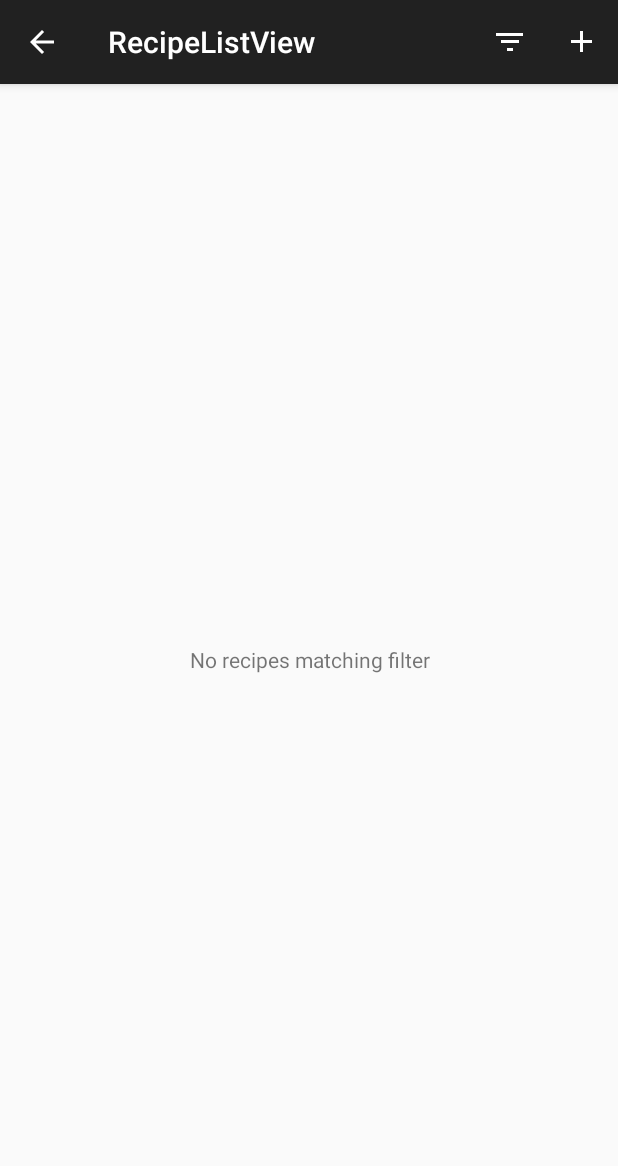
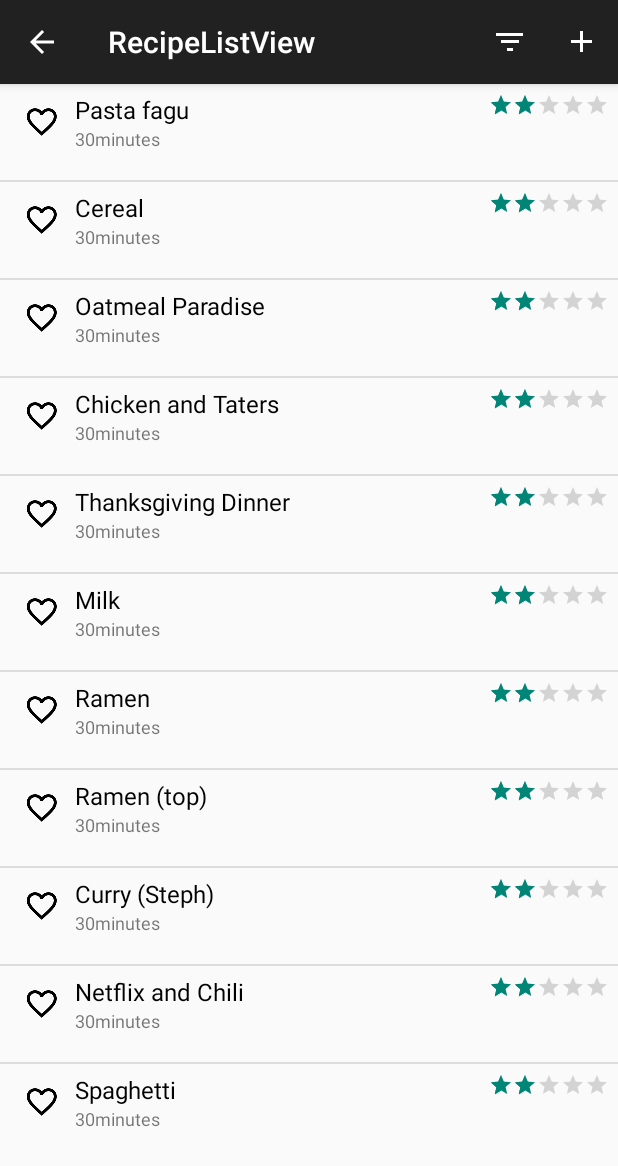
Before and after one commit to ucsdCSE110wi16/CSE110M240T7, an Android app: the screen it shows after launch (RecipeListActivity), after a tap on "FAVORITES", on a phone screen of 412 x 824 dp. Shown: the top 1166 px of the screen. Run offline under Robolectric (Android 15) with nearby library versions, the phone set to English and light mode, and no system bars.

Commit message:
Revert "fixed filtering, started on recipe save/loading"
This reverts commit 7b28a5ac4c3c2623fa2c94e9f9dbd70077c0576d.

```diff
--- a/app/src/main/java/com/example/monroe/cse110recipes/RecipeCreateActivity.java
+++ b/app/src/main/java/com/example/monroe/cse110recipes/RecipeCreateActivity.java
@@ -71,8 +71,7 @@ public class RecipeCreateActivity extends AppCompatActivity {
 
         }
         r.name = veditTitle.getText().toString();
-        String minutesText = veditTime.getText().toString();
-        if(!minutesText.isEmpty())r.minutes = Integer.parseInt(minutesText);
+        r.minutes = Integer.parseInt(veditTime.getText().toString());
         r.rating = (int)vratingBar.getRating();
         Log.d("tag","num stars: "+((RatingBar)findViewById(R.id.edit_rating)).getRating());
         RecipeListActivity.recipes.put(r.id,r);
--- a/app/src/main/java/com/example/monroe/cse110recipes/RecipeListActivity.java
+++ b/app/src/main/java/com/example/monroe/cse110recipes/RecipeListActivity.java
@@ -11,11 +11,11 @@ import android.view.MenuItem;
 import android.view.View;
 import android.view.ViewGroup;
 import android.view.animation.Animation;
+import android.view.animation.AnimationUtils;
 import android.widget.AdapterView;
 import android.widget.ArrayAdapter;
 import android.widget.EditText;
 import android.widget.Filter;
-import android.widget.Filterable;
 import android.widget.ImageView;
 import android.widget.ListView;
 import android.widget.RatingBar;
@@ -36,25 +36,26 @@ public class RecipeListActivity extends AppCompatActivity {
     public boolean filterFavorites = false;
     public String filterIngredients = "";
     public StableArrayAdapter mArrayAdapter = null;
-    public String filterType = null;
 
     @Override
     protected void onCreate(Bundle savedInstanceState) {
         super.onCreate(savedInstanceState);
         setContentView(R.layout.activity_recipe_list_view);
-        ((ListView) findViewById(R.id.listview)).setEmptyView(findViewById(R.id.emptyRecipes));
+        String filterType = getIntent().getStringExtra("filterType");
+        if(filterType.equals(MainActivity.FilterTypeFavorites)){
+            filterFavorites = true;
+        }
+        else if(filterType.equals(MainActivity.FilterTypeIngredients) || filterType.equals(MainActivity.FilterTypeRecipe)){
+            showFilters();
+        }
         findViewById(R.id.filter_button).setOnClickListener(new View.OnClickListener(){
             public void onClick(View v){
                 Log.d("tag", "in here");
                 filterClick();
             }
         });
-    }
-
-    private void setFilterFavorites(Boolean val){
-        ((Switch)findViewById(R.id.filter_favorites)).setChecked(val);
-        filterFavorites = val;
-
+        slideDownAnimation = AnimationUtils.loadAnimation(getApplicationContext(), R.anim.slide_down);
+        slideUpAnimation = AnimationUtils.loadAnimation(getApplicationContext(), R.anim.slide_up);
     }
 
     private void populateList(){
@@ -136,17 +137,6 @@ public class RecipeListActivity extends AppCompatActivity {
         super.onStart();
         Log.d("tag", "on start");
         populateList();
-        if(filterType == null){
-            filterType = getIntent().getStringExtra("filterType");
-        }
-        if(filterType != null) {
-            if (filterType.equals(MainActivity.FilterTypeFavorites)) {
-                setFilterFavorites(true);
-                mArrayAdapter.getFilter().filter("");
-            } else if (filterType.equals(MainActivity.FilterTypeIngredients) || filterType.equals(MainActivity.FilterTypeRecipe)) {
-                showFilters();
-            }
-        }
 //        finish();
 //        startActivity(getIntent());
 
@@ -203,7 +193,7 @@ public class RecipeListActivity extends AppCompatActivity {
 
     }
 
-    private class StableArrayAdapter extends ArrayAdapter<Recipe> implements Filterable{
+    private class StableArrayAdapter extends ArrayAdapter<Recipe> {
 
         private List<Recipe>originalData = null;
         private List<Recipe>filteredData = null;
@@ -250,20 +240,11 @@ public class RecipeListActivity extends AppCompatActivity {
         }
 
         @Override
-        public int getCount() {
-            return filteredData.size();
-        }
-
-        @Override
         public long getItemId(int position) {
             Recipe item = getItem(position);
             return item.id;
         }
 
-        @Override
-        public Filter getFilter(){
-            return mFilter;
-        }
 
         @Override
         public boolean hasStableIds() {
@@ -291,7 +272,7 @@ public class RecipeListActivity extends AppCompatActivity {
                     if(filterFavorites && !filterableRecipe.favorite){
                         continue;
                     }
-                    if(!filterRecipeName.isEmpty() && !filterableRecipe.name.toLowerCase().trim().contains(filterRecipeName.toLowerCase().trim())){
+                    if(!filterRecipeName.isEmpty() && !filterableRecipe.name.contains(filterRecipeName.toLowerCase().trim())){
                         continue;
                     }
                     //TODO
--- a/app/src/main/res/layout/activity_recipe_create2.xml
+++ b/app/src/main/res/layout/activity_recipe_create2.xml
@@ -24,7 +24,6 @@
 
     <EditText
         android:layout_width="match_parent"
-        android:singleLine="true"
         android:layout_height="wrap_content"
         android:layout_marginLeft="10dp"
         android:id="@+id/edit_title"/>
@@ -44,7 +43,6 @@
         android:id="@+id/edit_time"
         android:layout_width="match_parent"
         android:layout_height="wrap_content"
-        android:singleLine="true"
         android:layout_marginLeft="10dp"/>
 
 
--- a/app/src/main/res/layout/activity_recipe_list_view.xml
+++ b/app/src/main/res/layout/activity_recipe_list_view.xml
@@ -24,11 +24,5 @@
         android:id="@+id/listview"
         android:layout_width="wrap_content"
         android:layout_height="wrap_content" />
-    <TextView
-        android:id="@+id/emptyRecipes"
-        android:layout_width="match_parent"
-        android:layout_height="match_parent"
-        android:text="No recipes matching filter"
-        android:gravity="center"/>
 
 </LinearLayout>
--- a/app/src/main/res/layout/ingredients_fields2.xml
+++ b/app/src/main/res/layout/ingredients_fields2.xml
@@ -15,7 +15,6 @@
         android:layout_width="0dp"
         android:layout_height="wrap_content"
         android:layout_marginLeft="10dp"
-        android:singleLine="true"
         android:id="@+id/edit_ingredient_title"
         android:layout_weight="0.5"/>
 
@@ -32,7 +31,6 @@
 
     <EditText
         android:hint="amt"
-        android:singleLine="true"
         android:layout_width="0dp"
         android:layout_height="wrap_content"
         android:id="@+id/edit_ingredient_amt"
--- a/app/src/main/res/layout/recipe_create.xml
+++ b/app/src/main/res/layout/recipe_create.xml
@@ -26,7 +26,6 @@
             <EditText
                 android:layout_width="379dp"
                 android:layout_height="wrap_content"
-                android:singleLine="true"
                 android:id="@+id/editText2"
                 android:text="Cardiac Arrest 101" />
 
@@ -41,7 +40,6 @@
                 android:layout_width="192dp"
                 android:layout_height="wrap_content"
                 android:inputType="numberSigned"
-                android:singleLine="true"
                 android:ems="10"
                 android:id="@+id/editText" />
 
@@ -68,7 +66,6 @@
             <EditText
                 android:layout_width="match_parent"
                 android:layout_height="wrap_content"
-                android:singleLine="true"
                 android:inputType="textMultiLine"
                 android:ems="10"
                 android:id="@+id/editText4"
@@ -88,7 +85,6 @@
                 android:layout_height="wrap_content"
                 android:inputType="textMultiLine"
                 android:ems="10"
-                android:singleLine="true"
                 android:id="@+id/editText3" />
 
             <TextView
```
Also changed, not shown: app/src/main/java/com/example/monroe/cse110recipes/Recipe.java (+6 -88 lines), app/src/main/java/com/example/monroe/cse110recipes/RecipeActivity.java (+10 -3 lines).
